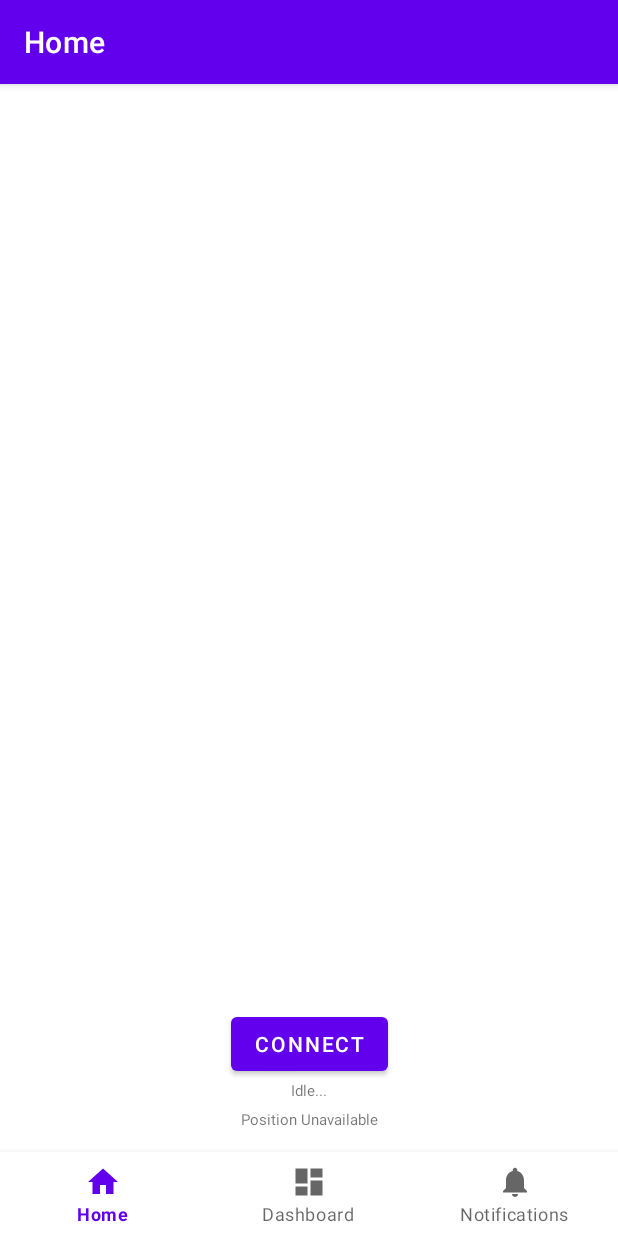
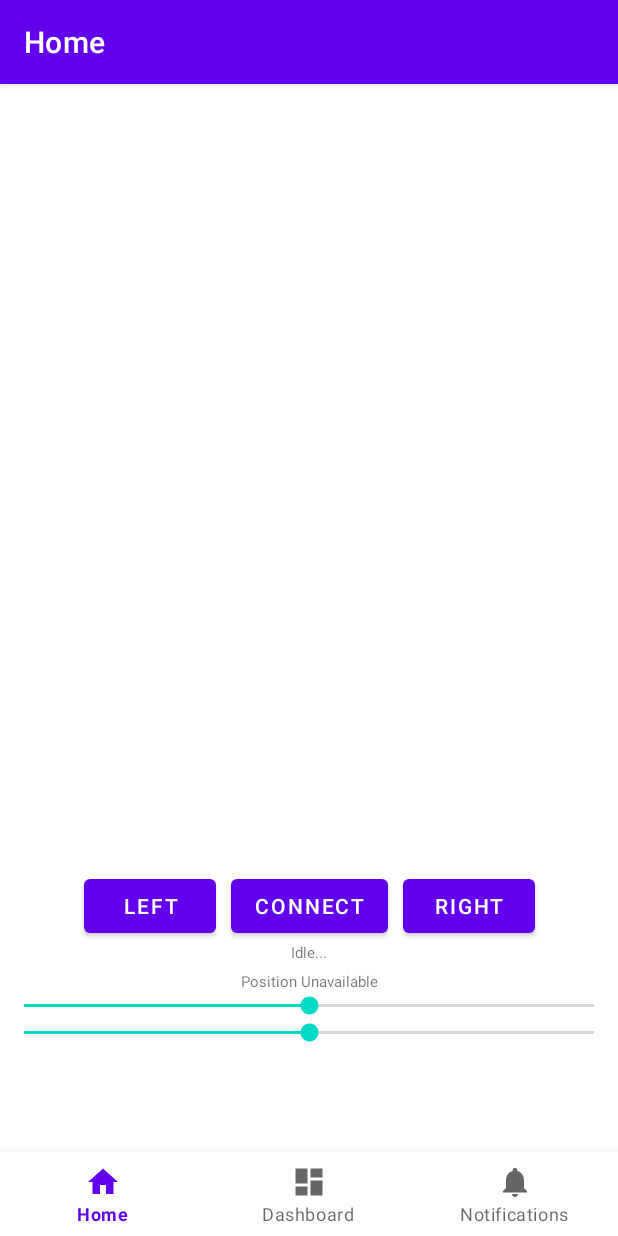
Before and after one commit to ardulogic/android-feyiu-remote, an Android app: the screen it shows after launch (MainActivity), on a phone screen of 412 x 824 dp. Run offline under Robolectric (Android 15) with nearby library versions, the phone set to English and light mode, and no system bars; our stand-ins replace navigation-ui; libraries missing offline, so code that uses them is left out: org.opencv.android, org.opencv.core, org.opencv.imgproc, org.opencv.objdetect; 5 statements that could not run were skipped.

Commit message:
Working example

```diff
--- a/app/build.gradle
+++ b/app/build.gradle
@@ -2,6 +2,7 @@ plugins {
     id 'com.android.application'
 }
 apply plugin: 'kotlin-android'
+apply plugin: 'kotlin-android-extensions'
 
 android {
     compileSdk 32
@@ -55,4 +56,9 @@ dependencies {
     implementation "org.jetbrains.kotlin:kotlin-stdlib-jdk7:$kotlin_version"
 
     implementation project(':opencv')
+
+    ['boofcv-android', 'boofcv-core'].each {
+        String a -> implementation group: 'org.boofcv', name: a, version: '0.40'
+    }
+
 }
--- a/app/src/main/java/com/feyiuremote/MainActivity.java
+++ b/app/src/main/java/com/feyiuremote/MainActivity.java
@@ -174,7 +174,7 @@ public class MainActivity extends AppCompatActivity {
                         bluetoothModel.mCharacteristics.put(id, new MutableLiveData<byte[]>(intent.getByteArrayExtra(EXTRA_DATA)));
                     }
 
-                    Log.d(TAG, "Characteristic updated:" + intent.getStringExtra(EXTRA_DATA));
+                    Log.d(TAG, "Characteristic updated:" + intent.getByteArrayExtra(EXTRA_DATA).toString());
             }
         }
     };
--- a/app/src/main/java/com/feyiuremote/libs/AI/ObjectTracker.java
+++ b/app/src/main/java/com/feyiuremote/libs/AI/OCVObjectTracker.java
@@ -17,7 +17,7 @@ import org.opencv.video.TrackerMIL;
 
 import java.util.concurrent.ExecutorService;
 
-public class ObjectTracker {
+public class OCVObjectTracker {
 
     public final static String TRACKER_MIL = "MIL";
     public final static String TRACKER_DASIAMRPN = "DaSiamRPN";
@@ -41,12 +41,12 @@ public class ObjectTracker {
     private boolean mIsProcessing = false;
     private Mat mImageGrabInit;
 
-    public ObjectTracker(RectangleDrawView rectDrawView, ExecutorService executor) {
+    public OCVObjectTracker(RectangleDrawView rectDrawView, ExecutorService executor) {
         this(TRACKER_MIL, rectDrawView);
         this.executor = executor;
     }
 
-    public ObjectTracker(String tracker, RectangleDrawView rectangleDrawView) {
+    public OCVObjectTracker(String tracker, RectangleDrawView rectangleDrawView) {
         this.mRectDrawView = rectangleDrawView;
 
         if (tracker.equals(TRACKER_MOSSE)) {
--- a/app/src/main/java/com/feyiuremote/libs/LiveStream/interfaces/ILiveFeedProcessor.java
+++ b/app/src/main/java/com/feyiuremote/libs/LiveStream/interfaces/ILiveFeedProcessor.java
@@ -5,4 +5,5 @@ import android.graphics.Bitmap;
 public interface ILiveFeedProcessor {
 
     Bitmap process(Bitmap toBitmap);
+
 }
--- a/app/src/main/java/com/feyiuremote/libs/LiveStream/processors/LiveFaceDetectionProcessor.java
+++ b/app/src/main/java/com/feyiuremote/libs/LiveStream/processors/LiveFaceDetectionProcessor.java
@@ -6,8 +6,10 @@ import com.feyiuremote.libs.AI.FaceDetector;
 import com.feyiuremote.libs.LiveStream.interfaces.ILiveFeedProcessor;
 
 public class LiveFaceDetectionProcessor implements ILiveFeedProcessor {
+
     @Override
     public Bitmap process(Bitmap toBitmap) {
         return FaceDetector.detect(toBitmap);
     }
+
 }
--- a/app/src/main/java/com/feyiuremote/ui/dashboard/DashboardFragment.java
+++ b/app/src/main/java/com/feyiuremote/ui/dashboard/DashboardFragment.java
@@ -18,6 +18,7 @@ import com.feyiuremote.libs.Cameras.Panasonic.IPanasonicCameraDiscoveryListener;
 import com.feyiuremote.libs.Cameras.Panasonic.PanasonicCamera;
 import com.feyiuremote.libs.Cameras.Panasonic.PanasonicCameraDiscovery;
 import com.feyiuremote.libs.Cameras.abstracts.Connection.ICameraControlListener;
+import com.feyiuremote.libs.Feiyu.processors.GimbalFollowProcessor;
 import com.feyiuremote.libs.LiveStream.interfaces.ILiveFeedStatusListener;
 import com.feyiuremote.libs.LiveStream.LiveImageView;
 import com.feyiuremote.libs.LiveStream.image.LiveFeedReceiver;
@@ -31,6 +32,7 @@ public class DashboardFragment extends Fragment {
     private DashboardViewModel dashboardViewModel;
     private LiveImageView mLiveView;
     private ObjectTrackingProcessor mObjectTrackingProcessor;
+    private MainActivity mainActivity;
 
     public View onCreateView(@NonNull LayoutInflater inflater,
                              ViewGroup container, Bundle savedInstanceState) {
@@ -45,7 +47,7 @@ public class DashboardFragment extends Fragment {
 
         dashboardViewModel.getText().observe(getViewLifecycleOwner(), textView::setText);
 
-        MainActivity mainActivity = (MainActivity) getActivity();
+        mainActivity = (MainActivity) getActivity();
         PanasonicCameraDiscovery cameraDiscovery = new PanasonicCameraDiscovery(mainActivity.executor);
 
         mLiveView = binding.liveView;
@@ -108,6 +110,8 @@ public class DashboardFragment extends Fragment {
                                 mLiveView.refresh();
                             }
                         });
+
+                        mObjectTrackingProcessor.setOnPoiUpdateListener(new GimbalFollowProcessor(mainActivity.mBluetoothLeService));
                         liveFeedReceiver.setImageProcessor(mObjectTrackingProcessor);
 
                         dashboardViewModel.mText.postValue("Giving a bit of time...");
--- a/app/src/main/java/com/feyiuremote/ui/home/HomeFragment.java
+++ b/app/src/main/java/com/feyiuremote/ui/home/HomeFragment.java
@@ -28,6 +28,7 @@ import com.feyiuremote.databinding.FragmentHomeBinding;
 import com.feyiuremote.libs.Bluetooth.BluetoothModel;
 import com.feyiuremote.libs.Bluetooth.BluetoothPermissions;
 import com.feyiuremote.libs.Feiyu.FeyiuState;
+import com.feyiuremote.libs.Feiyu.FeyiuUtils;
 
 import java.math.BigInteger;
 import java.nio.ByteBuffer;
@@ -70,13 +71,34 @@ public class HomeFragment extends Fragment {
             }
         });
 
+        binding.buttonMoveLeft.setOnClickListener(new View.OnClickListener() {
+            @Override
+            public void onClick(View view) {
+                MainActivity mainActivity = (MainActivity) getActivity();
+                mainActivity.mBluetoothLeService.send(FeyiuUtils.SERVICE_ID, FeyiuUtils.CONTROL_CHARACTERISTIC_ID,
+                        FeyiuUtils.move(-binding.seekBarX.getProgress() - 50, -binding.seekBarY.getProgress() - 50)
+                );            }
+        });
+
+        binding.buttonMoveRight.setOnClickListener(new View.OnClickListener() {
+            @Override
+            public void onClick(View view) {
+                MainActivity mainActivity = (MainActivity) getActivity();
+
+                mainActivity.mBluetoothLeService.send(FeyiuUtils.SERVICE_ID, FeyiuUtils.CONTROL_CHARACTERISTIC_ID,
+                        FeyiuUtils.move(binding.seekBarX.getProgress() + 50, binding.seekBarY.getProgress() + 50)
+                );
+            }
+        });
+
         final ListView mListView = binding.listScanResults;
         mScanResultListAdapter = new ScanListAdapter(getContext());
         mListView.setAdapter(mScanResultListAdapter);
 
         mBluetoothViewModel.mServicesDiscovered.observe(getViewLifecycleOwner(), btServicesObserver);
-        mBluetoothViewModel.registerCharacteristic("0000ff02-0000-1000-8000-00805f9b34fb");
-        mBluetoothViewModel.mCharacteristics.get("0000ff02-0000-1000-8000-00805f9b34fb").observe(getViewLifecycleOwner(), btCharacteristicPositionObserver);
+        mBluetoothViewModel.registerCharacteristic(FeyiuUtils.NOTIFICATION_CHARACTERISTIC_ID);
+        mBluetoothViewModel.mCharacteristics.get(FeyiuUtils.NOTIFICATION_CHARACTERISTIC_ID)
+                .observe(getViewLifecycleOwner(), btCharacteristicPositionObserver);
 
         return root;
     }
@@ -99,10 +121,10 @@ public class HomeFragment extends Fragment {
             if (servicesDiscovered) {
                 MainActivity mainActivity = (MainActivity) getActivity();
 
-                BluetoothGattService gattService = mainActivity.mBluetoothLeService.getService("0000ffff-0000-1000-8000-00805f9b34fb");
+                BluetoothGattService gattService = mainActivity.mBluetoothLeService.getService(FeyiuUtils.SERVICE_ID);
 
                 if (gattService != null) {
-                    BluetoothGattCharacteristic gattCharacteristic = gattService.getCharacteristic(UUID.fromString("0000ff02-0000-1000-8000-00805f9b34fb"));
+                    BluetoothGattCharacteristic gattCharacteristic = gattService.getCharacteristic(UUID.fromString(FeyiuUtils.NOTIFICATION_CHARACTERISTIC_ID));
                     mainActivity.mBluetoothLeService.setCharacteristicNotification(gattCharacteristic, true);
 
                     mBluetoothViewModel.mStatus.postValue("Successfully subscribed to characteristic");
@@ -123,8 +145,8 @@ public class HomeFragment extends Fragment {
 
             mTextPosition.setText(
                     FeyiuState.getInstance().pos_tilt.getValue().toString() + " | " +
-                    FeyiuState.getInstance().pos_pan.getValue().toString() + " | " +
-                    FeyiuState.getInstance().pos_yaw.getValue().toString());
+                            FeyiuState.getInstance().pos_pan.getValue().toString() + " | " +
+                            FeyiuState.getInstance().pos_yaw.getValue().toString());
         }
     };
 
--- a/app/src/main/res/layout/fragment_home.xml
+++ b/app/src/main/res/layout/fragment_home.xml
@@ -6,23 +6,16 @@
     android:layout_height="match_parent"
     tools:context=".ui.home.HomeFragment">
 
-    <Button
-        android:id="@+id/buttonConnect"
-        android:layout_width="wrap_content"
-        android:layout_height="wrap_content"
-        android:layout_marginBottom="104dp"
-        android:text="Connect"
-        app:layout_constraintBottom_toBottomOf="parent"
-        app:layout_constraintEnd_toEndOf="parent"
-        app:layout_constraintStart_toStartOf="parent" />
-
     <ListView
         android:id="@+id/listScanResults"
         android:layout_width="wrap_content"
-        android:layout_height="0dp"
+        android:layout_height="300dp"
         app:layout_constraintBottom_toTopOf="@+id/buttonConnect"
-        app:layout_constraintTop_toTopOf="parent"
-        tools:layout_editor_absoluteX="1dp" />
+        app:layout_constraintEnd_toEndOf="parent"
+        app:layout_constraintStart_toStartOf="parent"
+        app:layout_constraintTop_toTopOf="parent">
+
+    </ListView>
 
     <TextView
         android:id="@+id/textStatus"
@@ -34,6 +27,17 @@
         app:layout_constraintEnd_toEndOf="parent"
         app:layout_constraintStart_toStartOf="parent"
         app:layout_constraintTop_toBottomOf="@+id/buttonConnect" />
+
+    <Button
+        android:id="@+id/buttonConnect"
+        android:layout_width="wrap_content"
+        android:layout_height="wrap_content"
+        android:layout_marginBottom="196dp"
+        android:text="Connect"
+        app:layout_constraintBottom_toBottomOf="parent"
+        app:layout_constraintEnd_toEndOf="parent"
+        app:layout_constraintHorizontal_bias="0.501"
+        app:layout_constraintStart_toStartOf="parent" />
 
     <TextView
         android:id="@+id/textPosition"
@@ -48,4 +52,44 @@
         app:layout_constraintStart_toStartOf="parent"
         app:layout_constraintTop_toBottomOf="@+id/textStatus" />
 
+    <Button
+        android:id="@+id/buttonMoveRight"
+        android:layout_width="wrap_content"
+        android:layout_height="wrap_content"
+        android:layout_marginStart="10dp"
+        android:text="Right"
+        app:layout_constraintBottom_toTopOf="@+id/textStatus"
+        app:layout_constraintStart_toEndOf="@+id/buttonConnect"
+        app:layout_constraintTop_toTopOf="@+id/buttonConnect" />
+
+    <Button
+        android:id="@+id/buttonMoveLeft"
+        android:layout_width="wrap_content"
+        android:layout_height="wrap_content"
+        android:layout_marginEnd="10dp"
+        android:text="Left"
+        app:layout_constraintBottom_toTopOf="@+id/textStatus"
+        app:layout_constraintEnd_toStartOf="@+id/buttonConnect"
+        app:layout_constraintTop_toTopOf="@+id/buttonConnect"
+        app:layout_constraintVertical_bias="0.0" />
+
+    <SeekBar
+        android:id="@+id/seekBarX"
+        android:layout_width="0dp"
+        android:layout_height="wrap_content"
+        android:progress="50"
+        app:layout_constraintEnd_toEndOf="parent"
+        app:layout_constraintStart_toStartOf="parent"
+        app:layout_constraintTop_toBottomOf="@+id/textPosition" />
+
+    <SeekBar
+        android:id="@+id/seekBarY"
+        android:layout_width="0dp"
+        android:layout_height="wrap_content"
+        android:progress="50"
+        app:layout_constraintEnd_toEndOf="parent"
+        app:layout_constraintHorizontal_bias="0.0"
+        app:layout_constraintStart_toStartOf="parent"
+        app:layout_constraintTop_toBottomOf="@+id/seekBarX" />
+
 </androidx.constraintlayout.widget.ConstraintLayout>
```
Also changed, not shown: app/src/main/java/com/feyiuremote/libs/AI/BCVObjectTracker.java (added, +187 -0 lines), app/src/main/java/com/feyiuremote/libs/AI/ObjectUtils.java (+27 -0 lines), app/src/main/java/com/feyiuremote/libs/Feiyu/FeyiuUtils.java (+28 -5 lines), app/src/main/java/com/feyiuremote/libs/Feiyu/processors/GimbalFollowProcessor.java (added, +57 -0 lines), app/src/main/java/com/feyiuremote/libs/Feiyu/processors/IGimbalProcessor.java (added, +10 -0 lines), app/src/main/java/com/feyiuremote/libs/LiveStream/image/LiveFeedReceiver.java (+12 -2 lines), app/src/main/java/com/feyiuremote/libs/LiveStream/interfaces/IPoiUpdateListener.java (added, +11 -0 lines), app/src/main/java/com/feyiuremote/libs/LiveStream/processors/ObjectTrackingProcessor.java (+11 -3 lines), 94 other files.
